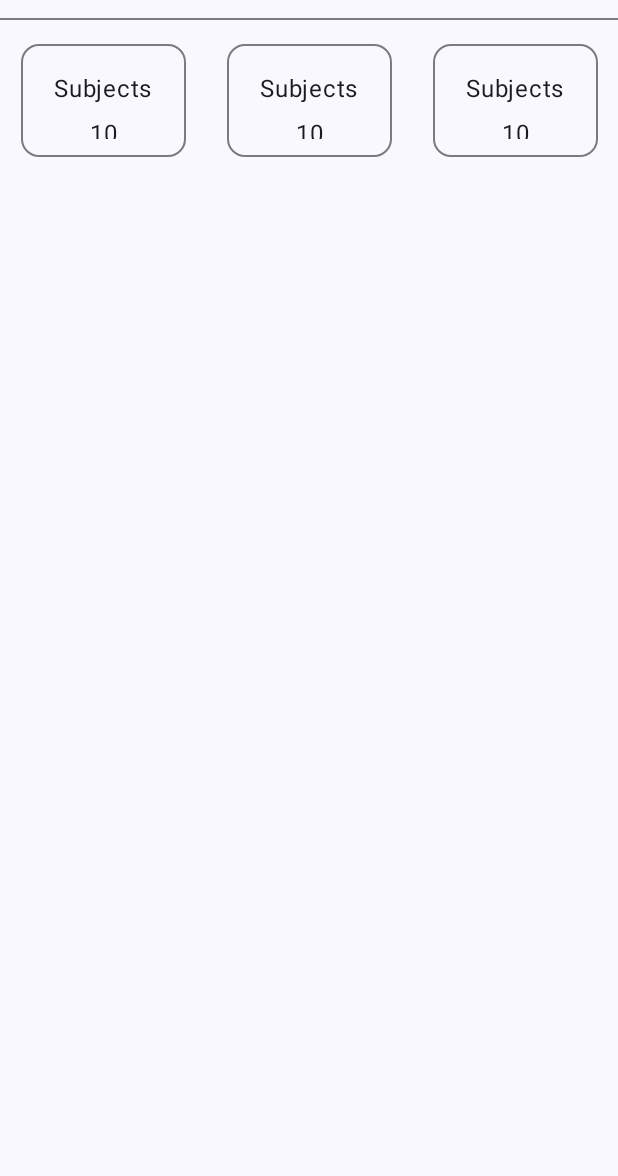
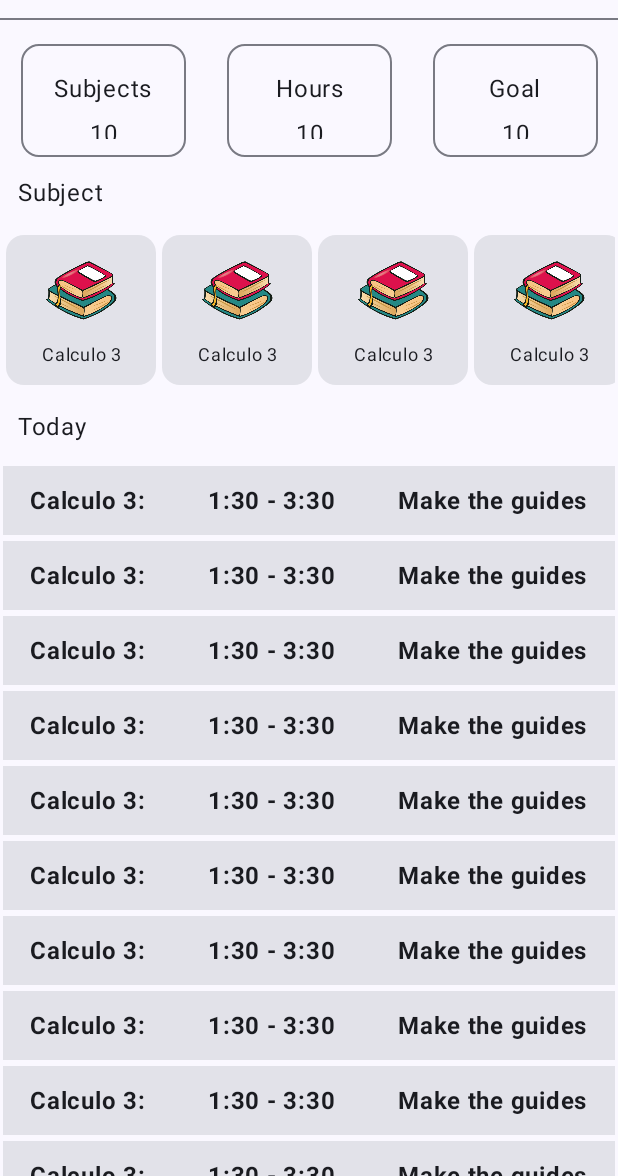
Before and after one commit to EliasZelaya/MiPortafolio, an Android app built with Jetpack Compose: the MainActivity screen opened directly, with no data from a screen before it, on a phone screen of 412 x 824 dp, the part 60-1236 px from its top. Run offline under Robolectric (Android 15) with nearby library versions, the phone set to English and light mode, and no system bars.

Commit message:
Finish: The view from HomeScreen

```diff
--- a/Android_Studio/StudyApp/app/src/main/java/com/elias/study_app/components/homecomponents/InfoStudyTime.kt
+++ b/Android_Studio/StudyApp/app/src/main/java/com/elias/study_app/components/homecomponents/InfoStudyTime.kt
@@ -15,7 +15,9 @@ import androidx.compose.ui.tooling.preview.Preview
 import androidx.compose.ui.unit.dp
 
 @Composable
-fun InfoStudyTime() {
+fun InfoStudyTime(
+    text: String
+) {
     OutlinedCard(
         modifier = Modifier
             .height(75.dp)
@@ -29,7 +31,7 @@ fun InfoStudyTime() {
             horizontalAlignment = Alignment.CenterHorizontally,
             verticalArrangement = Arrangement.Center
         ) {
-            Text("Subjects", modifier = Modifier.padding(6.dp))
+            Text(text, modifier = Modifier.padding(6.dp))
             Text("10")
         }
     }
@@ -38,5 +40,5 @@ fun InfoStudyTime() {
 @Preview(showSystemUi = true)
 @Composable
 private fun InfoStudyPreview() {
-    InfoStudyTime()
+    InfoStudyTime("Subject")
 }
--- a/Android_Studio/StudyApp/app/src/main/java/com/elias/study_app/components/homecomponents/StudyToday.kt
+++ b/Android_Studio/StudyApp/app/src/main/java/com/elias/study_app/components/homecomponents/StudyToday.kt
@@ -1 +1,46 @@
 package com.elias.study_app.components.homecomponents
+
+import androidx.compose.foundation.layout.Arrangement
+import androidx.compose.foundation.layout.Box
+import androidx.compose.foundation.layout.Row
+import androidx.compose.foundation.layout.fillMaxSize
+import androidx.compose.foundation.layout.fillMaxWidth
+import androidx.compose.foundation.layout.height
+import androidx.compose.foundation.layout.padding
+import androidx.compose.foundation.layout.width
+import androidx.compose.material3.Card
+import androidx.compose.material3.Text
+import androidx.compose.runtime.Composable
+import androidx.compose.ui.Alignment
+import androidx.compose.ui.Modifier
+import androidx.compose.ui.graphics.RectangleShape
+import androidx.compose.ui.text.font.FontWeight
+import androidx.compose.ui.tooling.preview.Preview
+import androidx.compose.ui.unit.dp
+
+@Composable
+fun StudyToday() {
+    Card(
+        modifier = Modifier
+            .fillMaxWidth()
+            .height(50.dp)
+            .padding(2.dp),
+        shape = RectangleShape
+    ) {
+        Row(
+            modifier = Modifier.fillMaxSize(),
+            verticalAlignment = Alignment.CenterVertically,
+            horizontalArrangement = Arrangement.SpaceAround
+        ) {
+            Text("Calculo 3: ", fontWeight = FontWeight.Bold)
+            Text("1:30 - 3:30 ", fontWeight = FontWeight.Bold)
+            Text("Make the guides", fontWeight = FontWeight.Bold)
+        }
+    }
+}
+
+@Preview(showSystemUi = true)
+@Composable
+private fun StudyTodayPrebview() {
+    StudyToday()
+}
--- a/Android_Studio/StudyApp/app/src/main/java/com/elias/study_app/components/homecomponents/SubjectsLabel.kt
+++ b/Android_Studio/StudyApp/app/src/main/java/com/elias/study_app/components/homecomponents/SubjectsLabel.kt
@@ -1 +1,57 @@
 package com.elias.study_app.components.homecomponents
+
+import androidx.compose.foundation.Image
+import androidx.compose.foundation.layout.Column
+import androidx.compose.foundation.layout.Spacer
+import androidx.compose.foundation.layout.fillMaxSize
+import androidx.compose.foundation.layout.height
+import androidx.compose.foundation.layout.padding
+import androidx.compose.foundation.layout.size
+import androidx.compose.foundation.layout.width
+import androidx.compose.material3.Card
+import androidx.compose.material3.ExperimentalMaterial3Api
+import androidx.compose.material3.OutlinedCard
+import androidx.compose.material3.Text
+import androidx.compose.runtime.Composable
+import androidx.compose.ui.Alignment
+import androidx.compose.ui.Modifier
+import androidx.compose.ui.res.painterResource
+import androidx.compose.ui.text.style.TextAlign
+import androidx.compose.ui.tooling.preview.Preview
+import androidx.compose.ui.unit.dp
+import androidx.compose.ui.unit.sp
+import com.elias.study_app.R
+
+@OptIn(ExperimentalMaterial3Api::class)
+@Composable
+fun SubjectsLabel() {
+    Card(
+        modifier = Modifier
+            .padding(2.dp)
+            .height(100.dp)
+            .width(100.dp)
+        ,
+        onClick = {}
+    ) {
+        Column(
+            modifier = Modifier
+                .fillMaxSize()
+                .padding(12.dp),
+            horizontalAlignment = Alignment.CenterHorizontally
+        ) {
+            Image(
+                painter = painterResource(id = R.drawable.subject_icon),
+                contentDescription = "Subject Icon",
+                modifier = Modifier.size(48.dp)
+            )
+            Spacer(modifier = Modifier.padding(4.dp))
+            Text("Calculo 3", textAlign = TextAlign.Center, fontSize = 12.sp)
+        }
+    }
+}
+
+@Preview(showSystemUi = true)
+@Composable
+private fun SubjectLabelPreview() {
+    SubjectsLabel()
+}
--- a/Android_Studio/StudyApp/app/src/main/java/com/elias/study_app/screens/HomeScreen.kt
+++ b/Android_Studio/StudyApp/app/src/main/java/com/elias/study_app/screens/HomeScreen.kt
@@ -1,12 +1,15 @@
 package com.elias.study_app.screens
 
+import androidx.compose.foundation.horizontalScroll
 import androidx.compose.foundation.layout.Arrangement
 import androidx.compose.foundation.layout.Box
+import androidx.compose.foundation.layout.Column
 import androidx.compose.foundation.layout.Row
 import androidx.compose.foundation.layout.fillMaxSize
 import androidx.compose.foundation.layout.fillMaxWidth
 import androidx.compose.foundation.layout.padding
 import androidx.compose.foundation.lazy.LazyColumn
+import androidx.compose.foundation.rememberScrollState
 import androidx.compose.material3.Divider
 import androidx.compose.material3.Text
 import androidx.compose.runtime.Composable
@@ -17,6 +20,8 @@ import androidx.compose.ui.tooling.preview.Preview
 import androidx.compose.ui.unit.dp
 import androidx.compose.ui.unit.sp
 import com.elias.study_app.components.homecomponents.InfoStudyTime
+import com.elias.study_app.components.homecomponents.StudyToday
+import com.elias.study_app.components.homecomponents.SubjectsLabel
 
 @Composable
 fun HomeScreen() {
@@ -25,7 +30,10 @@ fun HomeScreen() {
         horizontalAlignment = Alignment.CenterHorizontally
     ) {
         item {
-            Box( modifier = Modifier.fillMaxWidth().padding(12.dp),
+            Box(
+                modifier = Modifier
+                    .fillMaxWidth()
+                    .padding(12.dp),
                 contentAlignment = Alignment.Center
             ) {
                 Text("Study Time", fontSize = 24.sp, fontWeight = FontWeight.Bold)
@@ -38,9 +46,58 @@ fun HomeScreen() {
                     .fillMaxWidth(),
                 horizontalArrangement = Arrangement.SpaceAround
             ) {
-                InfoStudyTime()
-                InfoStudyTime()
-                InfoStudyTime()
+                InfoStudyTime("Subjects")
+                InfoStudyTime("Hours")
+                InfoStudyTime("Goal")
+            }
+            Box(
+                modifier = Modifier
+                    .fillMaxWidth()
+                    .padding(12.dp),
+                contentAlignment = Alignment.BottomStart
+            ) {
+                Text("Subject")
+            }
+
+            Row(
+                modifier = Modifier
+                    .fillMaxWidth()
+                    .padding(2.dp)
+                    .horizontalScroll(
+                        rememberScrollState()
+                    )
+            ) {
+                SubjectsLabel()
+                SubjectsLabel()
+                SubjectsLabel()
+                SubjectsLabel()
+                SubjectsLabel()
+                SubjectsLabel()
+            }
+
+            Box(
+                modifier = Modifier
+                    .fillMaxWidth()
+                    .padding(12.dp),
+                contentAlignment = Alignment.BottomStart
+            ) {
+                Text("Today")
+            }
+
+            Column {
+                StudyToday()
+                StudyToday()
+                StudyToday()
+                StudyToday()
+                StudyToday()
+                StudyToday()
+                StudyToday()
+                StudyToday()
+                StudyToday()
+                StudyToday()
+                StudyToday()
+                StudyToday()
+                StudyToday()
             }
         }
     }
```
Also changed, not shown: Android_Studio/StudyApp/app/src/main/java/com/elias/study_app/components/logincomponents/ButtonLogin.kt (+12 -8 lines), Android_Studio/StudyApp/app/src/main/java/com/elias/study_app/viewmodel/LoginScreenViewModel.kt (+18 -10 lines).
